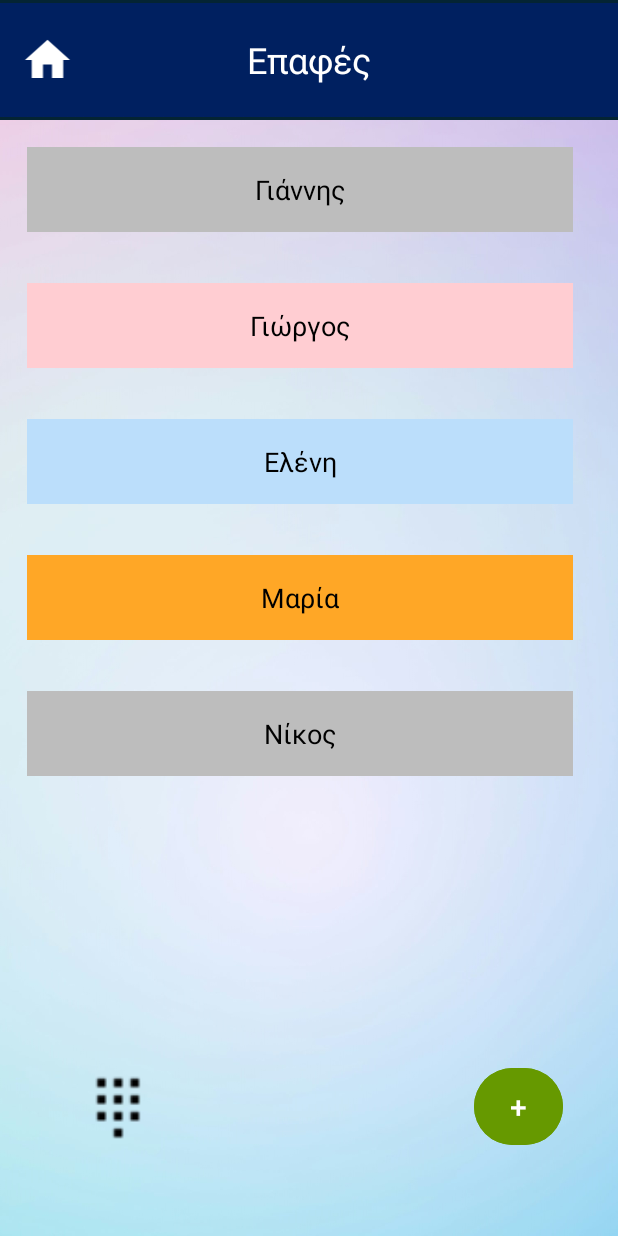
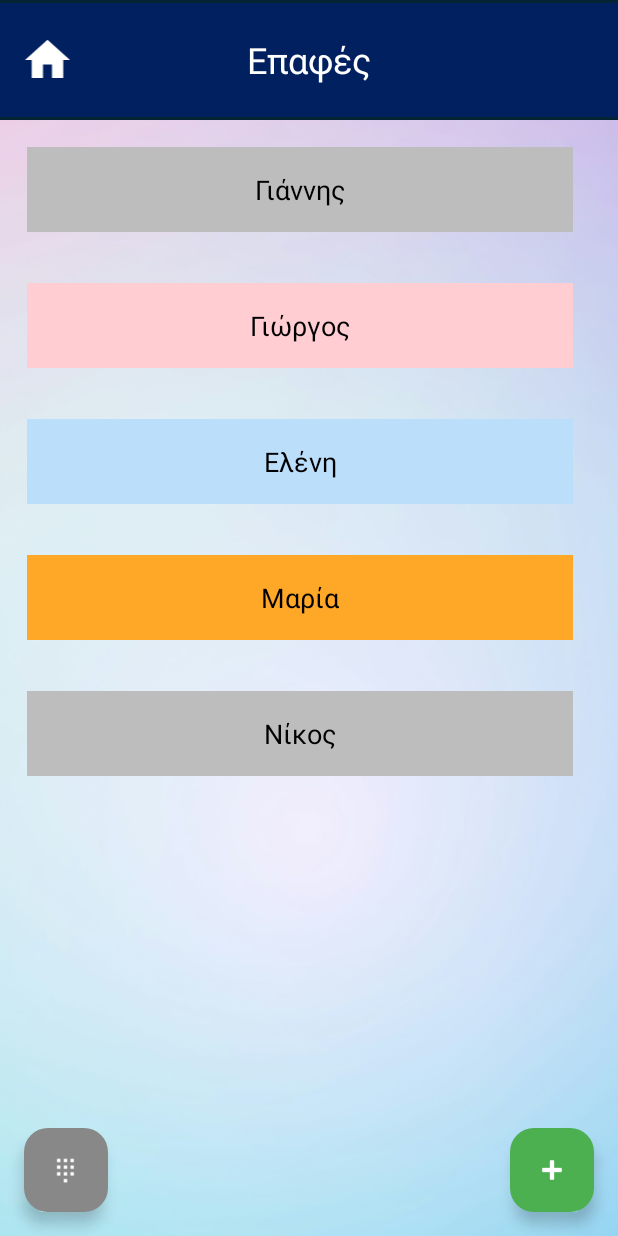
Before and after one commit to giwrgosor/HCI-HealthUp, an Android app: the ContactsActivity screen opened directly, with no data from a screen before it, on a phone screen of 412 x 824 dp. Run offline under Robolectric (Android 15) with nearby library versions, the phone set to English and light mode, and no system bars.

Commit message:
make buttons from contact screens

```diff
--- a/app/src/main/java/com/example/healthup/Contacts/ContactsActivity.java
+++ b/app/src/main/java/com/example/healthup/Contacts/ContactsActivity.java
@@ -15,12 +15,13 @@ import com.example.healthup.MemoryDAO.ContactsMemoryDAO;
 import com.example.healthup.R;
 import com.example.healthup.dao.ContactsDAO;
 import com.example.healthup.domain.Contact;
+import com.google.android.material.floatingactionbutton.FloatingActionButton;
 
 import java.util.List;
 
 public class ContactsActivity extends AppCompatActivity {
 
-    private Button btn_addContact;
+    private FloatingActionButton btn_addContact;
     private ImageView btn_homeContact;
     private ImageView btn_numpadContact;
 
--- a/app/src/main/res/layout/activity_contacts.xml
+++ b/app/src/main/res/layout/activity_contacts.xml
@@ -57,28 +57,27 @@
         app:layout_constraintStart_toStartOf="parent"
         app:layout_constraintTop_toTopOf="@+id/imageView" />
 
-    <Button
+    <com.google.android.material.floatingactionbutton.FloatingActionButton
         android:id="@+id/addAContact"
-        android:layout_width="59dp"
-        android:layout_height="59dp"
-        android:layout_marginStart="316dp"
-        android:layout_marginTop="708dp"
-        android:backgroundTint="@android:color/holo_green_dark"
-        android:text="+"
-        android:textColor="@color/white"
-        android:textSize="20sp"
-        app:layout_constraintStart_toStartOf="parent"
-        app:layout_constraintTop_toTopOf="parent" />
+        android:layout_width="wrap_content"
+        android:layout_height="wrap_content"
+        android:layout_margin="16dp"
+        app:backgroundTint="@color/green"
+        app:tint="@color/white"
+        app:srcCompat="@android:drawable/ic_input_add"
+        app:layout_constraintBottom_toBottomOf="parent"
+        app:layout_constraintEnd_toEndOf="parent" />
 
-    <ImageView
+    <com.google.android.material.floatingactionbutton.FloatingActionButton
         android:id="@+id/numpadContact"
-        android:layout_width="59dp"
-        android:layout_height="59dp"
-        android:layout_marginStart="50dp"
-        android:layout_marginTop="708dp"
-        android:background="@null"
-        android:src="@drawable/numpadcontact"
-        app:layout_constraintStart_toStartOf="parent"
-        app:layout_constraintTop_toTopOf="parent" />
+        android:layout_width="wrap_content"
+        android:layout_height="wrap_content"
+        android:layout_margin="16dp"
+        app:backgroundTint="@color/gray"
+        app:tint="@color/white"
+        app:srcCompat="@drawable/numpadcontact"
+        app:layout_constraintBottom_toBottomOf="parent"
+        app:layout_constraintStart_toStartOf="parent" />
+
 
 </androidx.constraintlayout.widget.ConstraintLayout>
--- a/app/src/main/res/values/colors.xml
+++ b/app/src/main/res/values/colors.xml
@@ -6,4 +6,5 @@
     <color name="green">#4CAF50</color>
     <color name="red">#D32F2F</color>
     <color name="orange">#FFA500</color>
+    <color name="gray">#FF888888</color>
 </resources>
```
Also changed, not shown: app/src/main/res/layout/activity_add_contacts.xml (+36 -12 lines), app/src/main/res/layout/activity_display_contacts.xml (+5 -7 lines).
